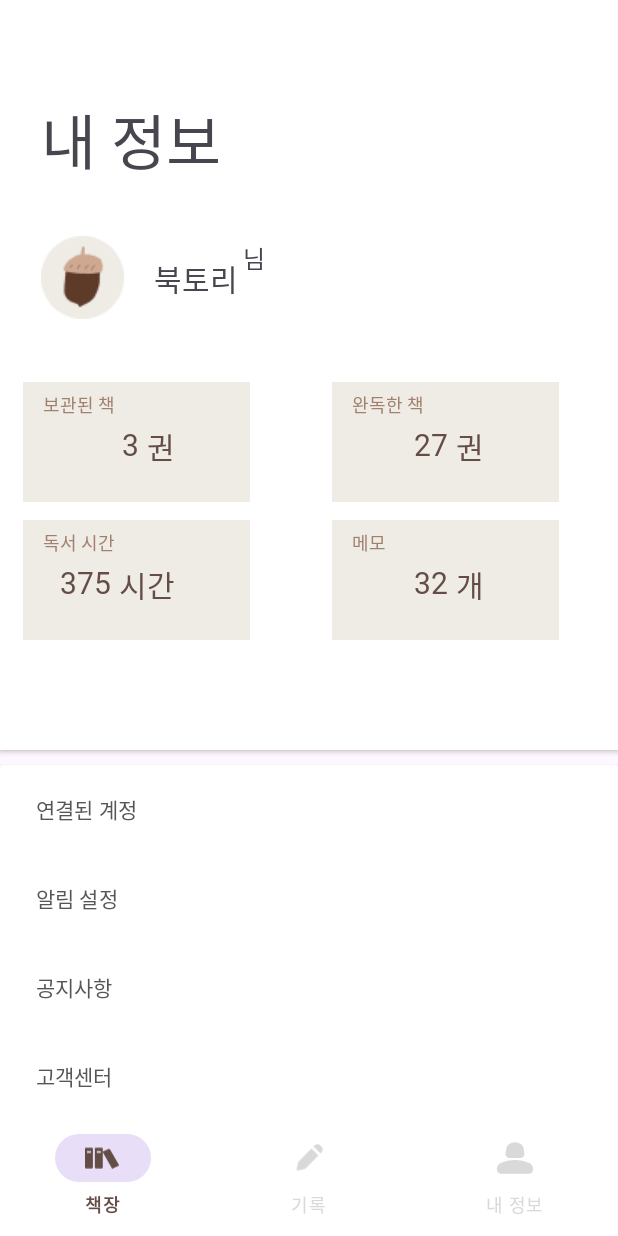
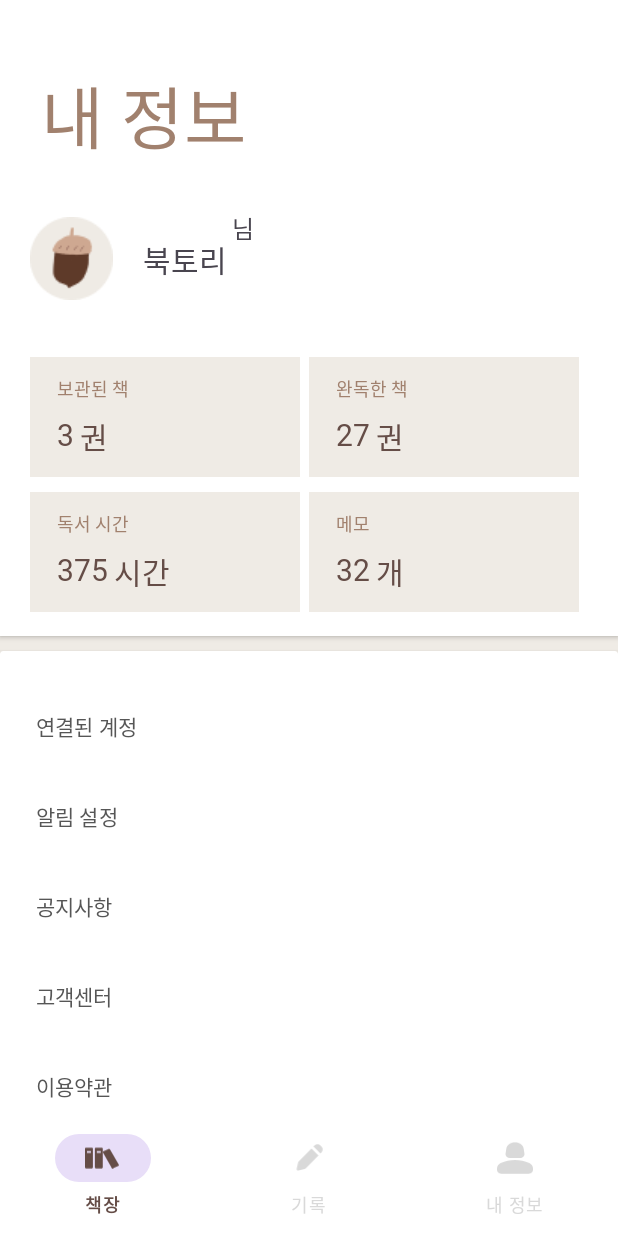
Before and after one commit to mnzy412/GURU2, an Android app: the fragment MypageFragment placed in its activity, on a phone screen of 412 x 824 dp. Run offline under Robolectric (Android 15) with nearby library versions, the phone set to English and light mode, and no system bars.

Commit message:
[lyn] mypage 완료

```diff
--- a/app/src/main/res/layout/fragment_mypage.xml
+++ b/app/src/main/res/layout/fragment_mypage.xml
@@ -16,12 +16,13 @@
 
             <androidx.constraintlayout.widget.ConstraintLayout
                 android:layout_width="match_parent"
-                android:layout_height="match_parent" >
+                android:layout_height="match_parent"
+                android:background="@color/color1">
 
                 <androidx.cardview.widget.CardView
                     android:id="@+id/mypageCv1"
                     android:layout_width="match_parent"
-                    android:layout_height="500dp"
+                    android:layout_height="424dp"
                     app:cardBackgroundColor="@color/white"
                     app:cardCornerRadius="0dp"
                     app:layout_constraintEnd_toEndOf="parent"
@@ -31,15 +32,14 @@
 
                     <androidx.constraintlayout.widget.ConstraintLayout
                         android:layout_width="match_parent"
-                        android:layout_height="match_parent"
-                        >
+                        android:layout_height="match_parent">
 
 
                         <ImageView
                             android:id="@+id/mypage_image"
                             android:layout_width="wrap_content"
                             android:layout_height="wrap_content"
-                            android:layout_marginStart="27dp"
+                            android:layout_marginStart="20dp"
                             android:layout_marginTop="34dp"
                             android:src="@drawable/mypage_profill"
                             app:layout_constraintStart_toStartOf="parent"
@@ -50,10 +50,11 @@
                             android:layout_width="wrap_content"
                             android:layout_height="wrap_content"
                             android:layout_marginStart="27dp"
-                            android:layout_marginTop="63dp"
+                            android:layout_marginTop="43dp"
                             android:fontFamily="@font/font_write"
                             android:text="내 정보"
-                            android:textSize="40sp"
+                            android:textColor="@color/color5"
+                            android:textSize="45sp"
                             app:layout_constraintStart_toStartOf="parent"
                             app:layout_constraintTop_toTopOf="parent" />
 
@@ -74,7 +75,7 @@
                             android:layout_width="wrap_content"
                             android:layout_height="wrap_content"
                             android:layout_marginLeft="3dp"
-                            android:layout_marginTop="160dp"
+                            android:layout_marginTop="140dp"
                             android:fontFamily="@font/pre_m"
                             android:text="님"
                             android:textSize="16dp"
@@ -86,11 +87,15 @@
                             android:id="@+id/mypageRv"
                             android:layout_width="match_parent"
                             android:layout_height="wrap_content"
+                            android:layout_marginStart="20dp"
+                            android:layout_marginTop="28dp"
+                            android:layout_marginEnd="20dp"
                             android:clipToPadding="false"
                             android:overScrollMode="never"
                             app:layoutManager="androidx.recyclerview.widget.GridLayoutManager"
-                            app:layout_constraintTop_toBottomOf="@+id/mypage_image"
-                            android:layout_marginTop="30dp"/>
+                            app:layout_constraintEnd_toEndOf="parent"
+                            app:layout_constraintStart_toStartOf="parent"
+                            app:layout_constraintTop_toBottomOf="@+id/mypage_image" />
 
                     </androidx.constraintlayout.widget.ConstraintLayout>
 
@@ -101,21 +106,22 @@
                     android:id="@+id/mypageCv2"
                     android:layout_width="match_parent"
                     android:layout_height="wrap_content"
+                    android:layout_marginTop="10dp"
                     app:cardBackgroundColor="@color/white"
                     app:layout_constraintStart_toStartOf="parent"
                     app:layout_constraintTop_toBottomOf="@+id/mypageCv1"
-                    android:layout_marginTop="10dp"
                     app:strokeColor="@color/white">
 
                     <LinearLayout
-                        android:orientation="vertical"
                         android:layout_width="match_parent"
-                        android:layout_height="match_parent" >
+                        android:layout_height="match_parent"
+                        android:layout_marginTop="20dp"
+                        android:orientation="vertical">
 
                         <Button
                             android:id="@+id/mypage_btn_1"
                             android:layout_width="match_parent"
-                        android:layout_height="59dp"
+                            android:layout_height="60dp"
                             android:backgroundTint="#FFFFFF"
                             android:fontFamily="@font/pre_r"
                             android:gravity="center_vertical"
@@ -126,7 +132,7 @@
                         <Button
                             android:id="@+id/mypage_btn_2"
                             android:layout_width="match_parent"
-                        android:layout_height="59dp"
+                            android:layout_height="60dp"
                             android:backgroundTint="#FFFFFF"
                             android:fontFamily="@font/pre_r"
                             android:gravity="center_vertical"
@@ -139,7 +145,7 @@
                         <Button
                             android:id="@+id/mypage_btn_3"
                             android:layout_width="match_parent"
-                        android:layout_height="59dp"
+                            android:layout_height="60dp"
                             android:layout_marginTop="0dp"
                             android:backgroundTint="#FFFFFF"
                             android:fontFamily="@font/pre_r"
@@ -154,7 +160,7 @@
                         <Button
                             android:id="@+id/mypage_btn_4"
                             android:layout_width="match_parent"
-                        android:layout_height="59dp"
+                            android:layout_height="60dp"
                             android:layout_marginTop="0dp"
                             android:backgroundTint="#FFFFFF"
                             android:fontFamily="@font/pre_r"
@@ -169,7 +175,7 @@
                         <Button
                             android:id="@+id/mypage_btn_5"
                             android:layout_width="match_parent"
-                        android:layout_height="59dp"
+                            android:layout_height="60dp"
                             android:layout_marginTop="0dp"
                             android:backgroundTint="#FFFFFF"
                             android:fontFamily="@font/pre_r"
@@ -184,9 +190,9 @@
                         <Button
                             android:id="@+id/mypage_btn_logout"
                             android:layout_width="match_parent"
-                        android:layout_height="59dp"
+                            android:layout_height="60dp"
                             android:layout_marginTop="20dp"
-                        android:layout_marginBottom="28dp"
+                            android:layout_marginBottom="20dp"
                             android:backgroundTint="#FFFFFF"
                             android:fontFamily="@font/pre_r"
                             android:gravity="center_vertical"
--- a/app/src/main/res/layout/list_item_mypage.xml
+++ b/app/src/main/res/layout/list_item_mypage.xml
@@ -1,25 +1,25 @@
 <?xml version="1.0" encoding="utf-8"?>
 <androidx.constraintlayout.widget.ConstraintLayout xmlns:android="http://schemas.android.com/apk/res/android"
     xmlns:app="http://schemas.android.com/apk/res-auto"
-    android:layout_width="151dp"
+    android:layout_width="180dp"
     android:layout_height="80dp"
-    android:layout_marginStart="15dp"
+    android:layout_marginStart="0dp"
+    android:gravity="center_vertical"
+    android:layout_marginTop="10dp"
     android:layout_marginEnd="15dp"
-    android:layout_marginTop="12dp"
-    android:layout_marginLeft="22dp"
     android:background="#EFEBE5">
 
     <TextView
         android:id="@+id/title_tv"
         android:layout_width="0dp"
         android:layout_height="18dp"
-        android:layout_marginLeft="13dp"
-        android:layout_marginTop="6dp"
+        android:layout_marginLeft="18dp"
+        android:layout_marginTop="12dp"
         android:background="#EFEBE5"
+        android:fontFamily="@font/pre_m"
         android:text="Title"
         android:textColor="#A1816E"
         android:textSize="12sp"
-        android:fontFamily="@font/pre_m"
         app:layout_constraintLeft_toLeftOf="parent"
         app:layout_constraintRight_toRightOf="parent"
         app:layout_constraintTop_toTopOf="parent" />
@@ -28,27 +28,26 @@
         android:id="@+id/num_tv"
         android:layout_width="wrap_content"
         android:layout_height="wrap_content"
-        android:layout_marginTop="4dp"
+        android:layout_marginStart="18dp"
+        android:layout_marginTop="8dp"
         android:fontFamily="@font/pre_m"
         android:text="Sub"
         android:textColor="@color/color8"
         android:textSize="20sp"
-        android:layout_marginRight="5dp"
-        app:layout_constraintEnd_toStartOf="@+id/sub_tv"
-        app:layout_constraintRight_toRightOf="parent"
+        app:layout_constraintStart_toStartOf="parent"
         app:layout_constraintTop_toBottomOf="@id/title_tv" />
 
     <TextView
         android:id="@+id/sub_tv"
         android:layout_width="wrap_content"
         android:layout_height="wrap_content"
-        android:layout_marginTop="4dp"
-        android:layout_marginRight="50dp"
+        android:layout_marginStart="4dp"
+        android:layout_marginTop="8dp"
         android:fontFamily="@font/pre_m"
         android:text="권"
         android:textColor="#654D47"
         android:textSize="20sp"
-        app:layout_constraintEnd_toEndOf="parent"
+        app:layout_constraintStart_toEndOf="@+id/num_tv"
         app:layout_constraintTop_toBottomOf="@id/title_tv" />
 
 </androidx.constraintlayout.widget.ConstraintLayout>
```
Also changed, not shown: app/build.gradle (line endings or trailing spaces). Lines whose indentation alone changed are shown as unchanged.
